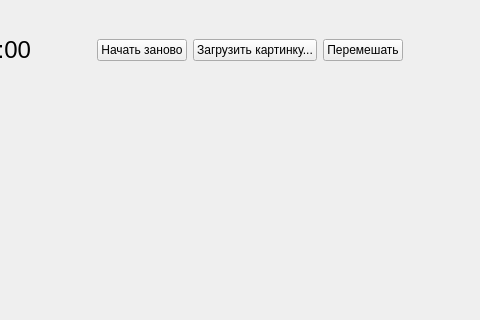
Qt form mainwindow.ui (RudSmith/FifteenCPP) before a commit; both pictures show x 168 to 648 and y 0 to 320 of the 648 by 657 pixel window.
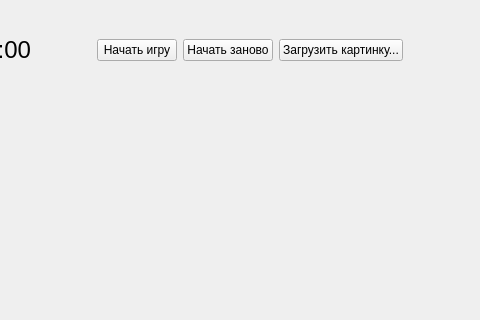
The same form after that commit.

Commit message: Finished work with play and replay buttons

```diff
--- a/mainwindow.ui
+++ b/mainwindow.ui
@@ -85,6 +85,13 @@
        </property>
       </spacer>
      </item>
+     <item>
+      <widget class="QPushButton" name="start_pushButton">
+       <property name="text">
+        <string>Начать игру</string>
+       </property>
+      </widget>
+     </item>
      <item>
       <widget class="QPushButton" name="replay_pushButton">
        <property name="text">
@@ -99,13 +106,6 @@
        </property>
       </widget>
      </item>
-     <item>
-      <widget class="QPushButton" name="mix_pushButton">
-       <property name="text">
-        <string>Перемешать</string>
-       </property>
-      </widget>
-     </item>
     </layout>
    </widget>
   </widget>
```
The commit also changes 2 other files.
